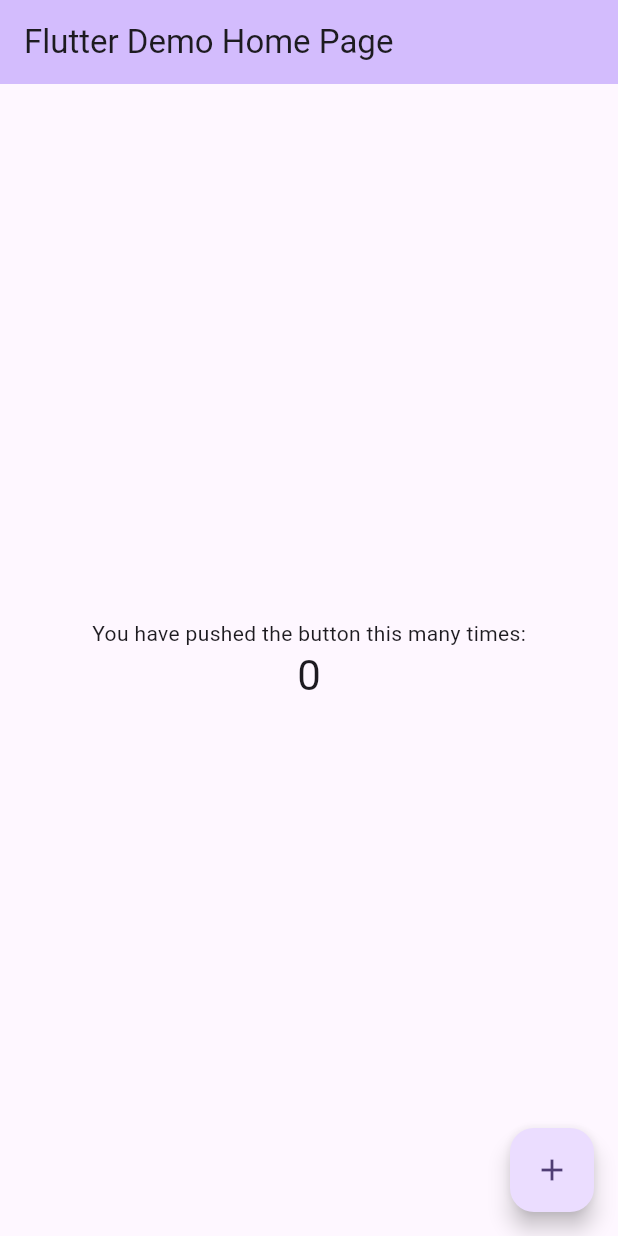
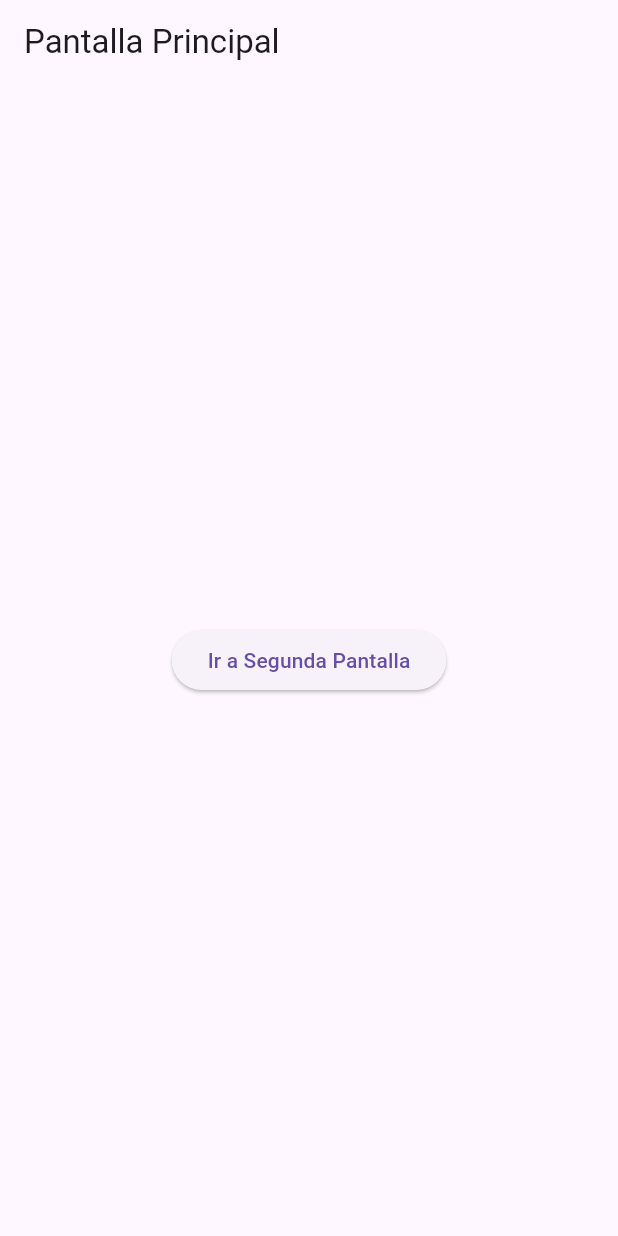
Before and after one commit to 1SpeedMax/Navegacion, a Flutter app: the screen it shows after launch, on a phone screen of 412 x 824 dp. Run offline on Flutter 3.47's test engine with Material 3 defaults, Android fonts, the phone set to English and light mode, and no system bars.

Commit message:
Taller de navegacion la pagina 1 y pagina 2

```diff
--- a/lib/main.dart
+++ b/lib/main.dart
@@ -1,122 +1,44 @@
 import 'package:flutter/material.dart';
+import 'segunda_pantalla.dart';
 
-void main() {
-  runApp(const MyApp());
-}
+void main() => runApp(MyApp());
 
 class MyApp extends StatelessWidget {
-  const MyApp({super.key});
-
-  // This widget is the root of your application.
   @override
   Widget build(BuildContext context) {
     return MaterialApp(
-      title: 'Flutter Demo',
-      theme: ThemeData(
-        // This is the theme of your application.
-        //
-        // TRY THIS: Try running your application with "flutter run". You'll see
-        // the application has a purple toolbar. Then, without quitting the app,
-        // try changing the seedColor in the colorScheme below to Colors.green
-        // and then invoke "hot reload" (save your changes or press the "hot
-        // reload" button in a Flutter-supported IDE, or press "r" if you used
-        // the command line to start the app).
-        //
-        // Notice that the counter didn't reset back to zero; the application
-        // state is not lost during the reload. To reset the state, use hot
-        // restart instead.
-        //
-        // This works for code too, not just values: Most code changes can be
-        // tested with just a hot reload.
-        colorScheme: ColorScheme.fromSeed(seedColor: Colors.deepPurple),
-      ),
-      home: const MyHomePage(title: 'Flutter Demo Home Page'),
+      title: 'El Navegante',
+      home: PantallaPrincipal(),
     );
   }
 }
 
-class MyHomePage extends StatefulWidget {
-  const MyHomePage({super.key, required this.title});
-
-  // This widget is the home page of your application. It is stateful, meaning
-  // that it has a State object (defined below) that contains fields that affect
-  // how it looks.
-
-  // This class is the configuration for the state. It holds the values (in this
-  // case the title) provided by the parent (in this case the App widget) and
-  // used by the build method of the State. Fields in a Widget subclass are
-  // always marked "final".
-
-  final String title;
-
-  @override
-  State<MyHomePage> createState() => _MyHomePageState();
-}
-
-class _MyHomePageState extends State<MyHomePage> {
-  int _counter = 0;
-
-  void _incrementCounter() {
-    setState(() {
-      // This call to setState tells the Flutter framework that something has
-      // changed in this State, which causes it to rerun the build method below
-      // so that the display can reflect the updated values. If we changed
-      // _counter without calling setState(), then the build method would not be
-      // called again, and so nothing would appear to happen.
-      _counter++;
-    });
-  }
-
+class PantallaPrincipal extends StatelessWidget {
   @override
   Widget build(BuildContext context) {
-    // This method is rerun every time setState is called, for instance as done
-    // by the _incrementCounter method above.
-    //
-    // The Flutter framework has been optimized to make rerunning build methods
-    // fast, so that you can just rebuild anything that needs updating rather
-    // than having to individually change instances of widgets.
     return Scaffold(
-      appBar: AppBar(
-        // TRY THIS: Try changing the color here to a specific color (to
-        // Colors.amber, perhaps?) and trigger a hot reload to see the AppBar
-        // change color while the other colors stay the same.
-        backgroundColor: Theme.of(context).colorScheme.inversePrimary,
-        // Here we take the value from the MyHomePage object that was created by
-        // the App.build method, and use it to set our appbar title.
-        title: Text(widget.title),
-      ),
+      appBar: AppBar(title: Text('Pantalla Principal')),
       body: Center(
-        // Center is a layout widget. It takes a single child and positions it
-        // in the middle of the parent.
-        child: Column(
-          // Column is also a layout widget. It takes a list of children and
-          // arranges them vertically. By default, it sizes itself to fit its
-          // children horizontally, and tries to be as tall as its parent.
-          //
-          // Column has various properties to control how it sizes itself and
-          // how it positions its children. Here we use mainAxisAlignment to
-          // center the children vertically; the main axis here is the vertical
-          // axis because Columns are vertical (the cross axis would be
-          // horizontal).
-          //
-          // TRY THIS: Invoke "debug painting" (choose the "Toggle Debug Paint"
-          // action in the IDE, or press "p" in the console), to see the
-          // wireframe for each widget.
-          mainAxisAlignment: MainAxisAlignment.center,
-          children: <Widget>[
-            const Text('You have pushed the button this many times:'),
-            Text(
-              '$_counter',
-              style: Theme.of(context).textTheme.headlineMedium,
-            ),
-          ],
+        child: ElevatedButton(
+          child: Text('Ir a Segunda Pantalla'),
+          onPressed: () async {
+            // Paso de datos a la segunda pantalla
+            final resultado = await Navigator.push(
+              context,
+              MaterialPageRoute(
+                builder: (context) => SegundaPantalla(mensaje: 'Hola desde Principal!'),
+              ),
+            );
+
+            // Mostrar resultado al regresar
+            if (resultado != null) {
+              ScaffoldMessenger.of(context).showSnackBar(
+                SnackBar(content: Text('Mensaje recibido: $resultado')),
+              );
+            }
+          },
         ),
       ),
-      floatingActionButton: FloatingActionButton(
-        onPressed: _incrementCounter,
-        tooltip: 'Increment',
-        child: const Icon(Icons.add),
-      ), // This trailing comma makes auto-formatting nicer for build methods.
     );
   }
 }
```
Also changed, not shown: lib/segunda_pantalla.dart (added, +29 -0 lines).
